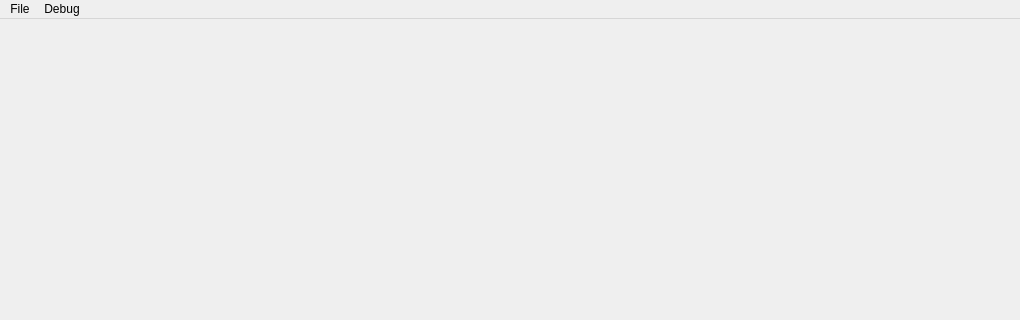
Before: the Qt Designer form uic/main_window.ui in boyzwj/m1x_bte, drawn with Qt 5; both pictures show x 0 to 1020 and y 0 to 320 of the 1020 by 707 pixel window.
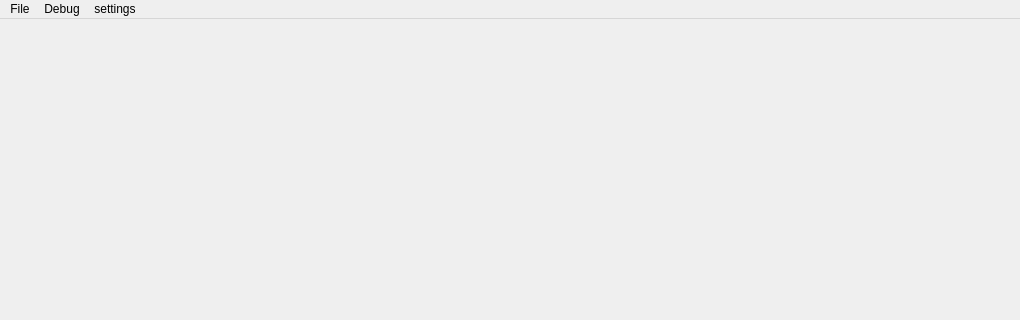
After: the same form once the commit is applied.

Diff of the .ui file:
```diff
--- a/uic/main_window.ui
+++ b/uic/main_window.ui
@@ -66,8 +66,15 @@
     </property>
     <addaction name="action_attach"/>
    </widget>
+   <widget class="QMenu" name="menusettings">
+    <property name="title">
+     <string>settings</string>
+    </property>
+    <addaction name="action_add_node"/>
+   </widget>
    <addaction name="menu"/>
    <addaction name="menuDebug"/>
+   <addaction name="menusettings"/>
   </widget>
   <action name="action_open">
    <property name="text">
```
Left out of the diff: 5 changed lines with no effect on the pictures.
